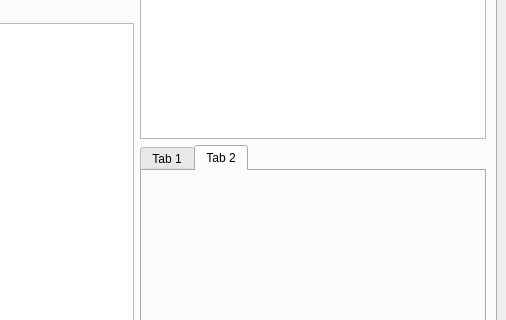
This is mainwindow.ui in sangpham2710/CS163-Project as Qt 5 draws it before an edit; both pictures show x 442 to 948 and y 136 to 456 of the 948 by 664 pixel window. The edited form follows.
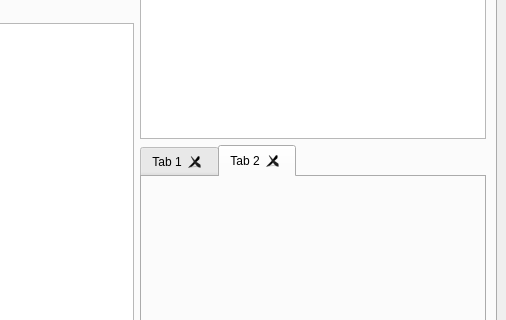
This is the edited form.

The edit to the form file:
```diff
--- a/mainwindow.ui
+++ b/mainwindow.ui
@@ -251,6 +251,12 @@
                 <property name="currentIndex">
                  <number>1</number>
                 </property>
+                <property name="tabsClosable">
+                 <bool>true</bool>
+                </property>
+                <property name="movable">
+                 <bool>true</bool>
+                </property>
                 <widget class="QWidget" name="tab">
                  <attribute name="title">
                   <string>Tab 1</string>
```
Left out of the diff: 2 changed lines with no effect on the pictures.
